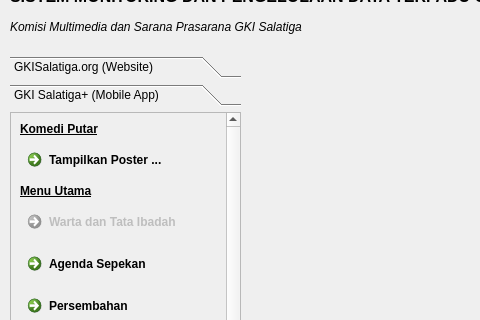
First picture: the form in qtdesigner-ui/screen_main.ui, repository gkisalatiga/simon-petrus, before the edit; both pictures show x 0 to 480 and y 83 to 403 of the 847 by 713 pixel window.
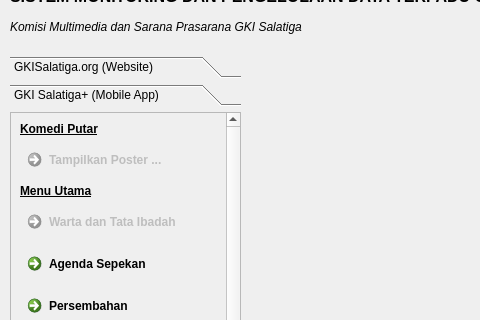
Second picture: the form after the edit. The open tabs and pages were chosen to show the change.

Diff of the .ui file:
```diff
--- a/qtdesigner-ui/screen_main.ui
+++ b/qtdesigner-ui/screen_main.ui
@@ -118,8 +118,8 @@
       <rect>
        <x>0</x>
        <y>0</y>
-       <width>100</width>
-       <height>30</height>
+       <width>231</width>
+       <height>501</height>
       </rect>
      </property>
      <attribute name="label">
@@ -160,7 +160,7 @@
         <rect>
          <x>0</x>
          <y>0</y>
-         <width>193</width>
+         <width>215</width>
          <height>520</height>
         </rect>
        </property>
@@ -185,7 +185,7 @@
         <item>
          <widget class="QCommandLinkButton" name="cmd_carousel">
           <property name="enabled">
-           <bool>true</bool>
+           <bool>false</bool>
           </property>
           <property name="text">
            <string>Tampilkan Poster ...</string>
```
